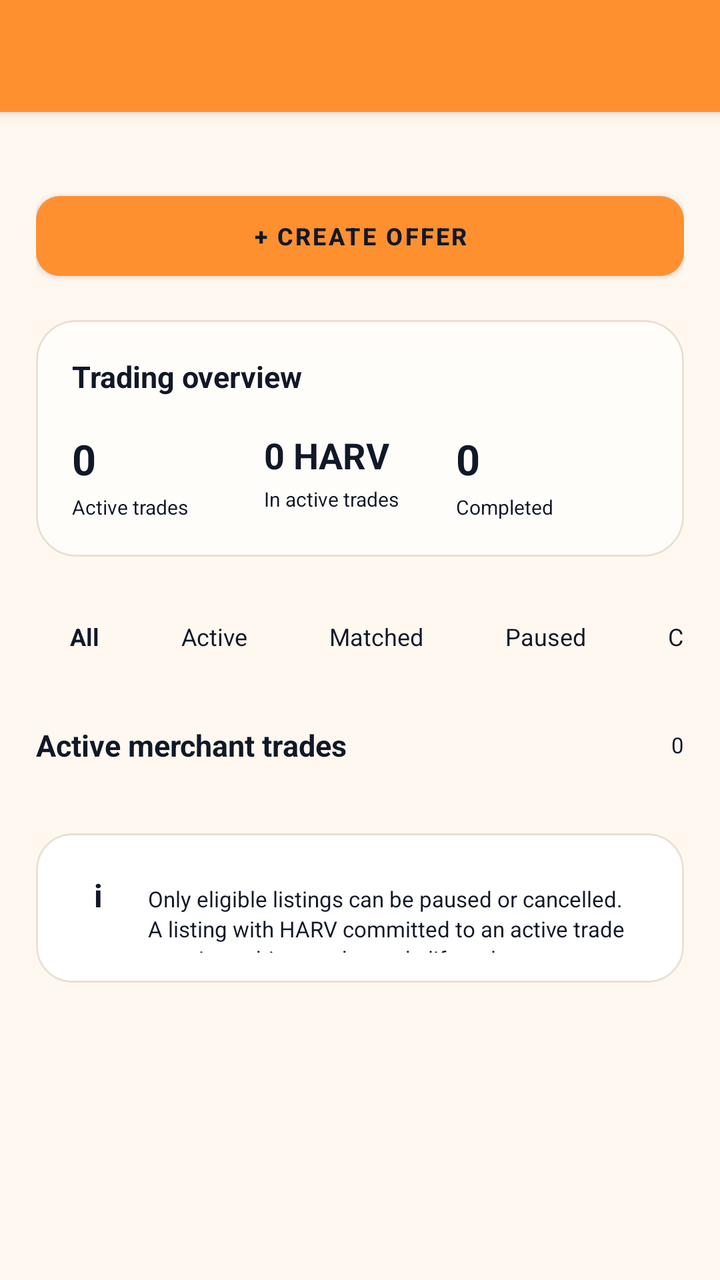
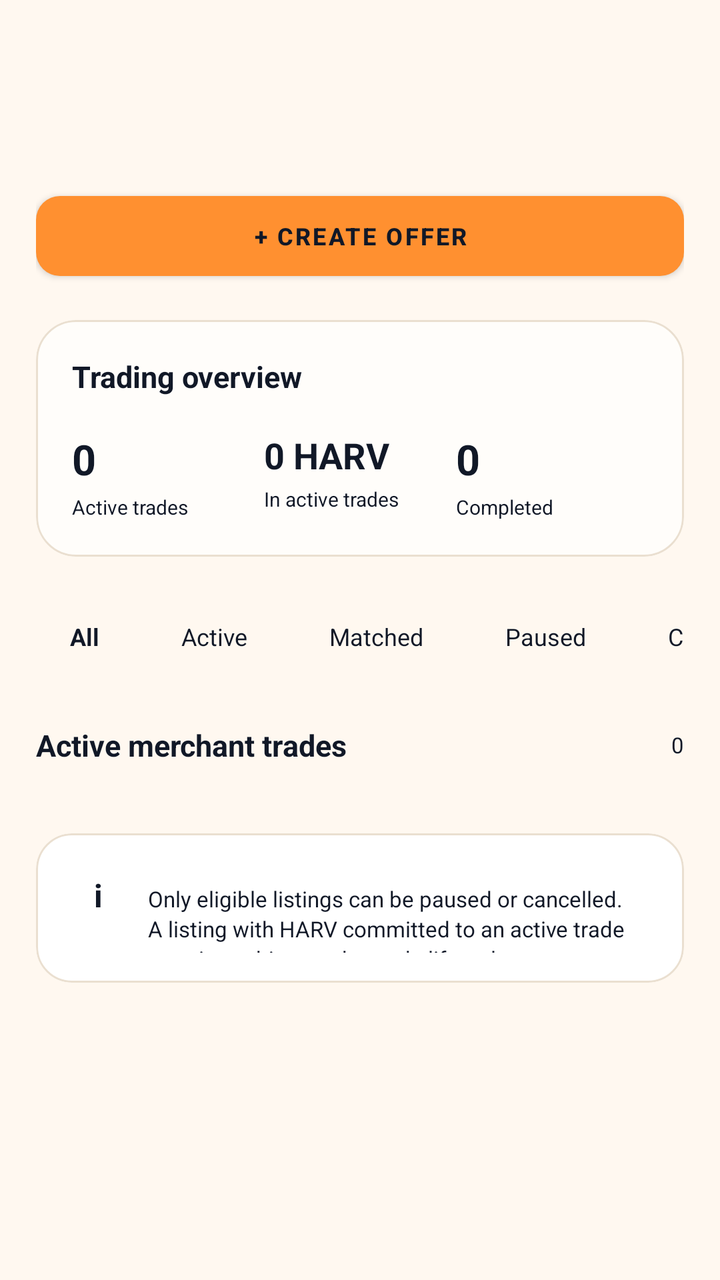

Screens rendered from an Android XML layout before and after an edit, with the pre-edit source and the edit as a unified diff.
<!-- AndroidManifest.xml: application theme AppTheme -->
<!-- res/layout/p2p_merchant_manager.xml -->
<androidx.coordinatorlayout.widget.CoordinatorLayout
	xmlns:android="http://schemas.android.com/apk/res/android"
	xmlns:app="http://schemas.android.com/apk/res-auto"
	xmlns:tools="http://schemas.android.com/tools"
	android:id="@+id/_coordinator"
	android:layout_width="match_parent"
	android:layout_height="match_parent">
	<com.google.android.material.appbar.AppBarLayout
		android:id="@+id/_app_bar"
		android:layout_width="match_parent"
		android:layout_height="wrap_content"
		android:theme="@style/AppTheme.AppBarOverlay">
		<androidx.appcompat.widget.Toolbar
			android:id="@+id/_toolbar"
			android:layout_width="match_parent"
			android:layout_height="?attr/actionBarSize"
			android:background="?attr/appBarColor"
			app:popupTheme="@style/AppTheme.PopupOverlay" />
	</com.google.android.material.appbar.AppBarLayout>
	<androidx.core.widget.NestedScrollView
		android:layout_width="match_parent"
		android:layout_height="match_parent"
		android:background="@color/colorP2pBg"
		android:fillViewport="true"
		android:clipToPadding="false"
		app:layout_behavior="@string/appbar_scrolling_view_behavior">
		<LinearLayout
			android:id="@+id/merchant_manager_root"
			android:layout_width="match_parent"
			android:layout_height="wrap_content"
			android:paddingTop="16dp"
			android:paddingBottom="35dp"
			android:orientation="vertical"
			android:paddingStart="18dp"
			android:paddingEnd="18dp">
			<com.google.android.material.button.MaterialButton
				android:id="@+id/btn_create_offer"
				android:layout_width="match_parent"
				android:layout_height="52dp"
				android:layout_marginTop="20dp"
				android:gravity="center_horizontal|center_vertical"
				android:text="+ Create Offer"
				android:textSize="12sp"
				android:textStyle="bold"
				android:textColor="@color/colorTextOnAccent"
				app:backgroundTint="@color/colorAccent"
				app:cornerRadius="12dp" />
			<com.google.android.material.card.MaterialCardView
				android:id="@+id/card_manager_summary"
				android:layout_width="match_parent"
				android:layout_height="wrap_content"
				android:layout_marginTop="16dp"
				app:cardBackgroundColor="@color/colorOverlayLight"
				app:cardCornerRadius="20dp"
				app:cardElevation="0dp"
				app:strokeColor="@color/colorP2pBorder"
				app:strokeWidth="1dp">
				<LinearLayout
					android:id="@+id/linear239"
					android:layout_width="match_parent"
					android:layout_height="wrap_content"
					android:padding="18dp"
					android:orientation="vertical">
					<TextView
						android:id="@+id/textview141"
						android:layout_width="wrap_content"
						android:layout_height="wrap_content"
						android:text="Trading overview"
						android:textSize="15sp"
						android:textStyle="bold" />
					<LinearLayout
						android:id="@+id/linear240"
						android:layout_width="match_parent"
						android:layout_height="wrap_content"
						android:layout_marginTop="17dp"
						android:orientation="horizontal">
						<LinearLayout
							android:id="@+id/linear241"
							android:layout_width="0dp"
							android:layout_height="wrap_content"
							android:orientation="vertical"
							android:layout_weight="1">
							<TextView
								android:id="@+id/tv_summary_active"
								android:layout_width="wrap_content"
								android:layout_height="wrap_content"
								android:text="0"
								android:textSize="21sp"
								android:textStyle="bold" />
							<TextView
								android:id="@+id/textview142"
								android:layout_width="wrap_content"
								android:layout_height="wrap_content"
								android:layout_marginTop="3dp"
								android:text="Active trades"
								android:textSize="10sp" />
						</LinearLayout>
						<LinearLayout
							android:id="@+id/linear242"
							android:layout_width="0dp"
							android:layout_height="wrap_content"
							android:orientation="vertical"
							android:layout_weight="1">
							<TextView
								android:id="@+id/tv_summary_locked"
								android:layout_width="wrap_content"
								android:layout_height="wrap_content"
								android:text="0 HARV"
								android:textSize="18sp"
								android:textStyle="bold" />
							<TextView
								android:id="@+id/textview143"
								android:layout_width="wrap_content"
								android:layout_height="wrap_content"
								android:layout_marginTop="3dp"
								android:text="In active trades"
								android:textSize="10sp" />
						</LinearLayout>
						<LinearLayout
							android:id="@+id/linear243"
							android:layout_width="0dp"
							android:layout_height="wrap_content"
							android:orientation="vertical"
							android:layout_weight="1">
							<TextView
								android:id="@+id/tv_summary_completed"
								android:layout_width="wrap_content"
								android:layout_height="wrap_content"
								android:text="0"
								android:textSize="21sp"
								android:textStyle="bold" />
							<TextView
								android:id="@+id/textview144"
								android:layout_width="wrap_content"
								android:layout_height="wrap_content"
								android:layout_marginTop="3dp"
								android:text="Completed"
								android:textSize="10sp" />
						</LinearLayout>
					</LinearLayout>
				</LinearLayout>
			</com.google.android.material.card.MaterialCardView>
			<HorizontalScrollView
				android:id="@+id/manager_filter_scroll"
				android:layout_width="match_parent"
				android:layout_height="wrap_content"
				android:layout_marginTop="20dp"
				android:layout_marginBottom="4dp"
				android:scrollbars="none">
				<LinearLayout
					android:id="@+id/manager_filter_container"
					android:layout_width="wrap_content"
					android:layout_height="wrap_content"
					android:orientation="horizontal">
					<TextView
						android:id="@+id/filter_manager_all"
						android:layout_width="wrap_content"
						android:layout_height="40dp"
						android:gravity="center_horizontal|center_vertical"
						android:text="All"
						android:textSize="12sp"
						android:textStyle="bold"
						android:layout_weight="1"
						android:paddingStart="17dp"
						android:paddingEnd="17dp" />
					<TextView
						android:id="@+id/filter_manager_active"
						android:layout_width="wrap_content"
						android:layout_height="40dp"
						android:gravity="center_horizontal|center_vertical"
						android:text="Active"
						android:textSize="12sp"
						android:layout_weight="1"
						android:layout_marginStart="7dp"
						android:paddingStart="17dp"
						android:paddingEnd="17dp" />
					<TextView
						android:id="@+id/filter_manager_matched"
						android:layout_width="wrap_content"
						android:layout_height="40dp"
						android:gravity="center_horizontal|center_vertical"
						android:text="Matched"
						android:textSize="12sp"
						android:layout_weight="1"
						android:layout_marginStart="7dp"
						android:paddingStart="17dp"
						android:paddingEnd="17dp" />
					<TextView
						android:id="@+id/filter_manager_paused"
						android:layout_width="wrap_content"
						android:layout_height="40dp"
						android:gravity="center_horizontal|center_vertical"
						android:text="Paused"
						android:textSize="12sp"
						android:layout_weight="1"
						android:layout_marginStart="7dp"
						android:paddingStart="17dp"
						android:paddingEnd="17dp" />
					<TextView
						android:id="@+id/filter_manager_closed"
						android:layout_width="wrap_content"
						android:layout_height="40dp"
						android:gravity="center_horizontal|center_vertical"
						android:text="Closed"
						android:textSize="12sp"
						android:layout_weight="1"
						android:layout_marginStart="7dp"
						android:paddingStart="17dp"
						android:paddingEnd="17dp" />
				</LinearLayout>
			</HorizontalScrollView>
			<LinearLayout
				android:id="@+id/linear244"
				android:layout_width="match_parent"
				android:layout_height="wrap_content"
				android:layout_marginTop="20dp"
				android:gravity="center_vertical"
				android:orientation="horizontal">
				<TextView
					android:id="@+id/tv_manager_section_title"
					android:layout_width="0dp"
					android:layout_height="wrap_content"
					android:text="Active merchant trades"
					android:textSize="15sp"
					android:textStyle="bold"
					android:layout_weight="1" />
				<TextView
					android:id="@+id/tv_manager_result_count"
					android:layout_width="wrap_content"
					android:layout_height="wrap_content"
					android:text="0"
					android:textSize="11sp" />
			</LinearLayout>
			<androidx.recyclerview.widget.RecyclerView
				android:id="@+id/recycler_merchant_trades"
				android:layout_width="match_parent"
				android:layout_height="wrap_content"
				android:layout_marginTop="10dp"
				android:paddingBottom="10dp"
				android:nestedScrollingEnabled="false"
				android:clipToPadding="false"
				android:overScrollMode="never" />
			<LinearLayout
				android:id="@+id/layout_manager_empty"
				android:layout_width="match_parent"
				android:layout_height="wrap_content"
				android:layout_marginTop="35dp"
				android:padding="30dp"
				android:gravity="center_horizontal|center_vertical"
				android:orientation="vertical"
				android:visibility="gone">
				<TextView
					android:id="@+id/textview145"
					android:layout_width="wrap_content"
					android:layout_height="wrap_content"
					android:text="No merchant trades"
					android:textSize="17sp"
					android:textStyle="bold" />
				<TextView
					android:id="@+id/textview146"
					android:layout_width="match_parent"
					android:layout_height="wrap_content"
					android:layout_marginTop="7dp"
					android:gravity="center_horizontal|center_vertical"
					android:text="Your active listings and matched trades will appear here."
					android:textSize="12sp" />
			</LinearLayout>
			<com.google.android.material.card.MaterialCardView
				android:id="@+id/card_manager_info"
				android:layout_width="match_parent"
				android:layout_height="wrap_content"
				android:layout_marginTop="14dp"
				app:cardBackgroundColor="@color/colorP2pSurface"
				app:cardCornerRadius="18dp"
				app:cardElevation="0dp"
				app:strokeColor="@color/colorP2pBorder"
				app:strokeWidth="1dp">
				<LinearLayout
					android:id="@+id/linear245"
					android:layout_width="match_parent"
					android:layout_height="wrap_content"
					android:padding="15dp"
					android:orientation="horizontal">
					<TextView
						android:id="@+id/textview147"
						android:layout_width="32dp"
						android:layout_height="32dp"
						android:gravity="center_horizontal|center_vertical"
						android:text="i"
						android:textSize="16sp"
						android:textStyle="bold" />
					<TextView
						android:id="@+id/tv_manager_info"
						android:layout_width="0dp"
						android:layout_height="wrap_content"
						android:text="Only eligible listings can be paused or cancelled. A listing with HARV committed to an active trade remains subject to the trade lifecycle."
						android:textSize="11sp"
						android:layout_weight="1"
						android:layout_marginStart="9dp"
						android:lineSpacingExtra="2dp" />
				</LinearLayout>
			</com.google.android.material.card.MaterialCardView>
		</LinearLayout>
	</androidx.core.widget.NestedScrollView>
</androidx.coordinatorlayout.widget.CoordinatorLayout>
<!-- resources referenced by this layout -->
<resources>
  <color name="colorAccent">#FF9030</color>
  <color name="colorOverlayLight">#B3FFFFFF</color>
  <color name="colorP2pBg">#FFF8F0</color>
  <color name="colorP2pBorder">#EADFD0</color>
  <color name="colorP2pSurface">#FFFFFF</color>
  <color name="colorTextOnAccent">#111827</color>
  <style name="AppTheme.PopupOverlay" parent="ThemeOverlay.MaterialComponents.Light" />
  <style name="AppTheme" parent="Theme.MaterialComponents.DayNight.NoActionBar">
          
          <item name="homeAsUpIndicator">@drawable/ic_nav_back</item>
          
          <item name="android:textViewStyle">@style/HarvanaTextView</item>
          <item name="appBarColor">@color/colorAccent</item>
          <item name="onAppBarColor">@color/colorTextOnAccent</item>
          <item name="colorSecondary">@color/colorAccent</item>
          <item name="colorOnSecondary">@color/colorTextOnAccent</item>
          <item name="colorPrimaryVariant">@color/colorAccentDark</item>
          <item name="colorSecondaryVariant">@color/colorAccentDark</item>
          <item name="colorError">@color/colorError</item>
          <item name="colorOnError">@color/colorTextPrimaryWhite</item>
          <item name="colorControlActivated">@color/colorAccent</item>
          <item name="colorControlNormal">@color/colorControlNormal</item>
          <item name="colorControlHighlight">@color/colorAccentRipple</item>
          <item name="android:textColorHighlight">@color/colorAccentStroke</item>
          <item name="android:textColorLink">@color/colorAccentStrong</item>
          <item name="android:editTextColor">@color/colorTextPrimary</item>
          <item name="android:navigationBarColor">@color/colorBackground</item>
          <item name="colorPrimary">@color/colorAccent</item>
          <item name="colorPrimaryDark">@color/colorAccentStrong</item>
          <item name="colorAccent">@color/colorAccent</item>
          <item name="colorSurface">@color/colorSurface</item>
          <item name="colorOnPrimary">@color/colorTextOnAccent</item>
          <item name="colorOnSurface">@color/colorTextPrimary</item>
          <item name="colorOnBackground">@color/colorTextPrimary</item>
          <item name="colorOnSurfaceVariant">@color/colorTextSecondary</item>
          <item name="android:textColorPrimary">@color/colorTextPrimary</item>
          <item name="android:textColorSecondary">@color/colorTextSecondary</item>
          <item name="android:textColorHint">@color/colorTextTertiary</item>
          <item name="android:statusBarColor">?attr/appBarColor</item>
          <item name="android:windowLightStatusBar">true</item>
          <item name="android:windowBackground">@color/colorBackground</item>
          <item name="alertDialogTheme">@style/HarvanaAlertDialog</item>
          <item name="materialAlertDialogTheme">@style/HarvanaAlertDialog</item>
          <item name="bottomSheetDialogTheme">@style/HarvanaBottomSheetDialog</item>
      </style>
  <style name="HarvanaTextView" parent="android:Widget.TextView">
          <item name="android:textColor">@color/colorTextPrimary</item>
      </style>
  <color name="colorAccentDark">#E57A14</color>
  <color name="colorError">#EF4444</color>
  <color name="colorTextPrimaryWhite">#FFFFFF</color>
  <color name="colorControlNormal">#6B7280</color>
  <color name="colorAccentRipple">#1AFF9030</color>
  <color name="colorAccentStroke">#33FF9030</color>
  <color name="colorAccentStrong">#B85F0A</color>
  <color name="colorTextPrimary">#111827</color>
  <color name="colorBackground">#FFF8F0</color>
  <color name="colorSurface">#FFFFFF</color>
  <color name="colorTextSecondary">#4B5563</color>
  <color name="colorTextTertiary">#6B7280</color>
  <style name="HarvanaDialogButton" parent="Widget.MaterialComponents.Button.TextButton.Dialog">
          <item name="android:textColor">@color/colorAccent</item>
          <item name="android:minHeight">48dp</item>
      </style>
  <!-- unchanged entries left out for length: 6 -->
</resources>

<!-- the commit's change to res/layout/p2p_merchant_manager.xml (unified diff, before → after) -->
@@ -9,7 +9,9 @@
 		android:id="@+id/_app_bar"
 		android:layout_width="match_parent"
 		android:layout_height="wrap_content"
-		android:theme="@style/AppTheme.AppBarOverlay">
+		android:theme="@style/AppTheme.AppBarOverlay"
+		app:elevation="0dp"
+		android:stateListAnimator="@null">
 		<androidx.appcompat.widget.Toolbar
 			android:id="@+id/_toolbar"
 			android:layout_width="match_parent"
<!-- resource entries referenced after the edit -->
@@ -12,8 +12,8 @@
           <item name="homeAsUpIndicator">@drawable/ic_nav_back</item>
           
           <item name="android:textViewStyle">@style/HarvanaTextView</item>
-          <item name="appBarColor">@color/colorAccent</item>
-          <item name="onAppBarColor">@color/colorTextOnAccent</item>
+          <item name="appBarColor">@color/colorBackground</item>
+          <item name="onAppBarColor">@color/colorTextPrimary</item>
           <item name="colorSecondary">@color/colorAccent</item>
           <item name="colorOnSecondary">@color/colorTextOnAccent</item>
           <item name="colorPrimaryVariant">@color/colorAccentDark</item>
